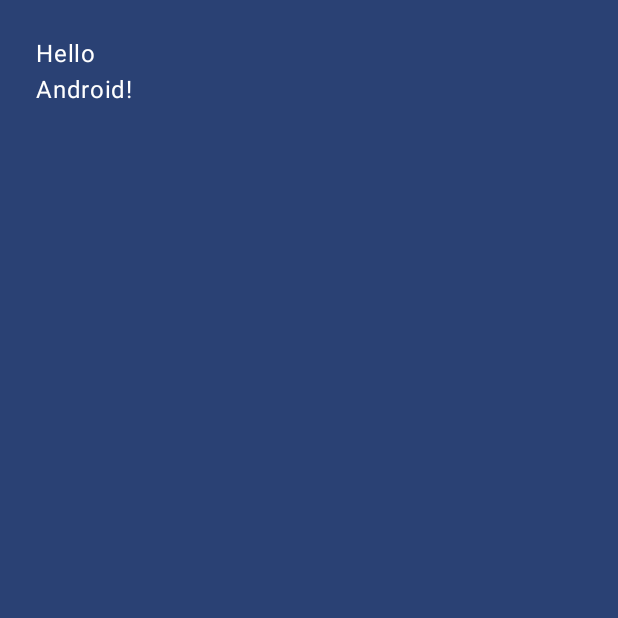
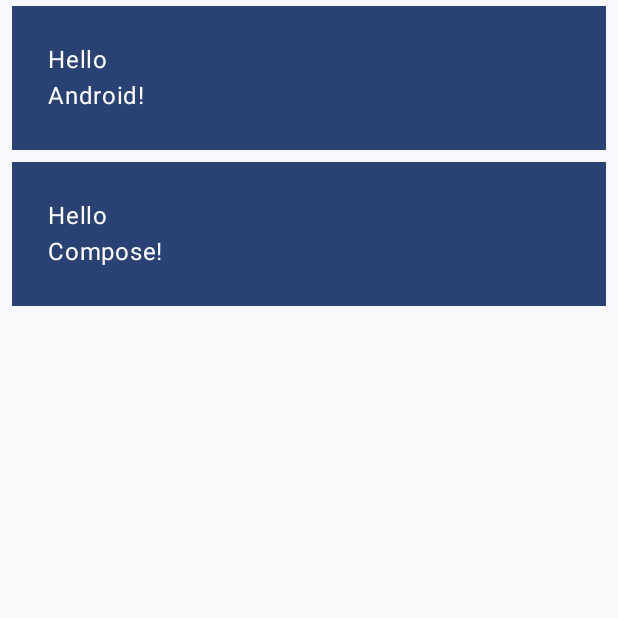
Before and after one commit to ArunYogeshwaran/Compose-Hands-On, an Android app built with Jetpack Compose: the screen it shows after launch (MainActivity), on a phone screen of 412 x 824 dp, the top half of it. Before the commit the part shown is almost empty. Run offline under Robolectric (Android 15) with nearby library versions, the phone set to English and light mode, and no system bars.

Commit message:
Adding the Column Composable and wrapping the TextViews inside it

```diff
--- a/app/src/main/java/com/aruny/composetrials/MainActivity.kt
+++ b/app/src/main/java/com/aruny/composetrials/MainActivity.kt
@@ -1,11 +1,10 @@
 package com.aruny.composetrials
 
-import android.content.res.Configuration.UI_MODE_NIGHT_YES
 import android.os.Bundle
 import androidx.activity.ComponentActivity
 import androidx.activity.compose.setContent
 import androidx.compose.foundation.layout.Column
-import androidx.compose.foundation.layout.fillMaxSize
+import androidx.compose.foundation.layout.fillMaxWidth
 import androidx.compose.foundation.layout.padding
 import androidx.compose.material3.MaterialTheme
 import androidx.compose.material3.Surface
@@ -22,27 +21,41 @@ class MainActivity : ComponentActivity() {
         super.onCreate(savedInstanceState)
         setContent {
             ComposeHandsOnTheme {
-                MyApp(modifier = Modifier.fillMaxSize())
+                MyApp(modifier = Modifier.fillMaxWidth())
             }
         }
     }
 }
 
 @Composable
-private fun MyApp(modifier: Modifier = Modifier) {
+private fun MyApp(
+    modifier: Modifier = Modifier,
+    names: List<String> = listOf("Android", "Compose")
+) {
     // A surface container using the 'background' color from the theme
     Surface(
         modifier = modifier,
-        color = MaterialTheme.colorScheme.background
+        color = MaterialTheme.colorScheme.surface
     ) {
-        Greeting("Android")
+        Column(modifier) {
+            for (name in names) {
+                Greeting(name)
+            }
+        }
     }
 }
 
 @Composable
 fun Greeting(name: String) {
-    Surface(color = MaterialTheme.colorScheme.primary) {
-        Column(modifier = Modifier.padding(24.dp)) {
+    Surface(
+        color = MaterialTheme.colorScheme.primary,
+        modifier = Modifier.padding(vertical = 4.dp, horizontal = 8.dp)
+    ) {
+        Column(
+            modifier = Modifier
+                .fillMaxWidth()
+                .padding(24.dp)
+        ) {
             Text(text = "Hello")
             Text(text = "$name!")
         }
@@ -52,8 +65,7 @@ fun Greeting(name: String) {
 @Preview(
     name = "My Preview",
     showBackground = true,
-    uiMode = UI_MODE_NIGHT_YES,
-    widthDp = 200,
+    widthDp = 320,
     group = "Default",
     showSystemUi = true,
     device = Devices.PIXEL_C,
```
